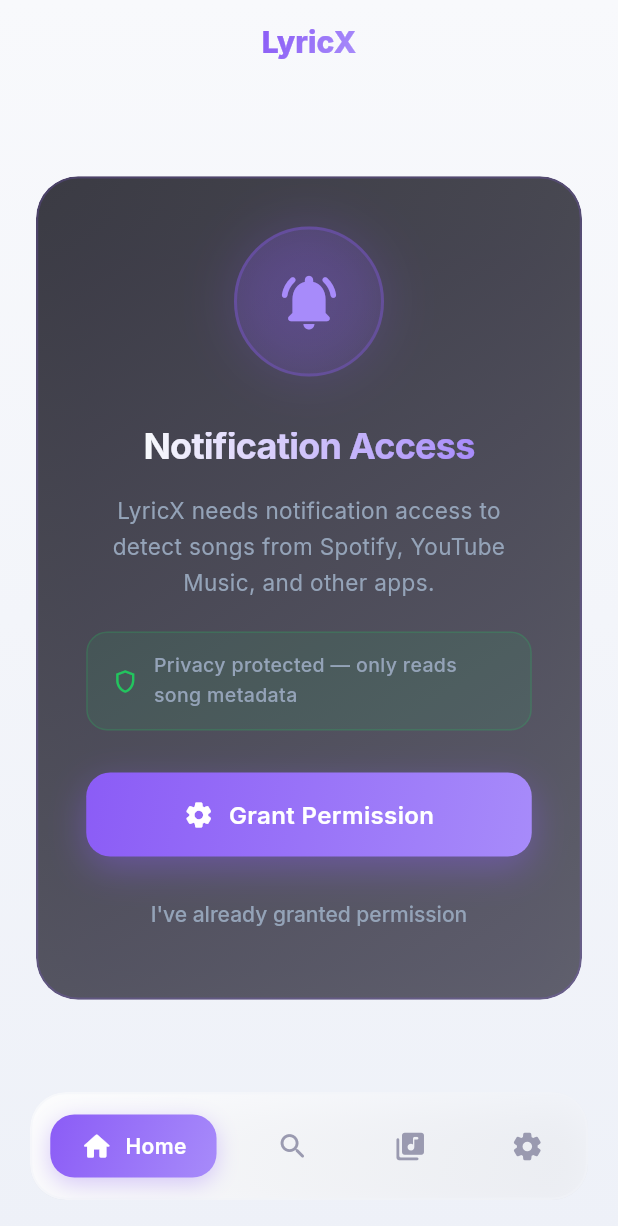
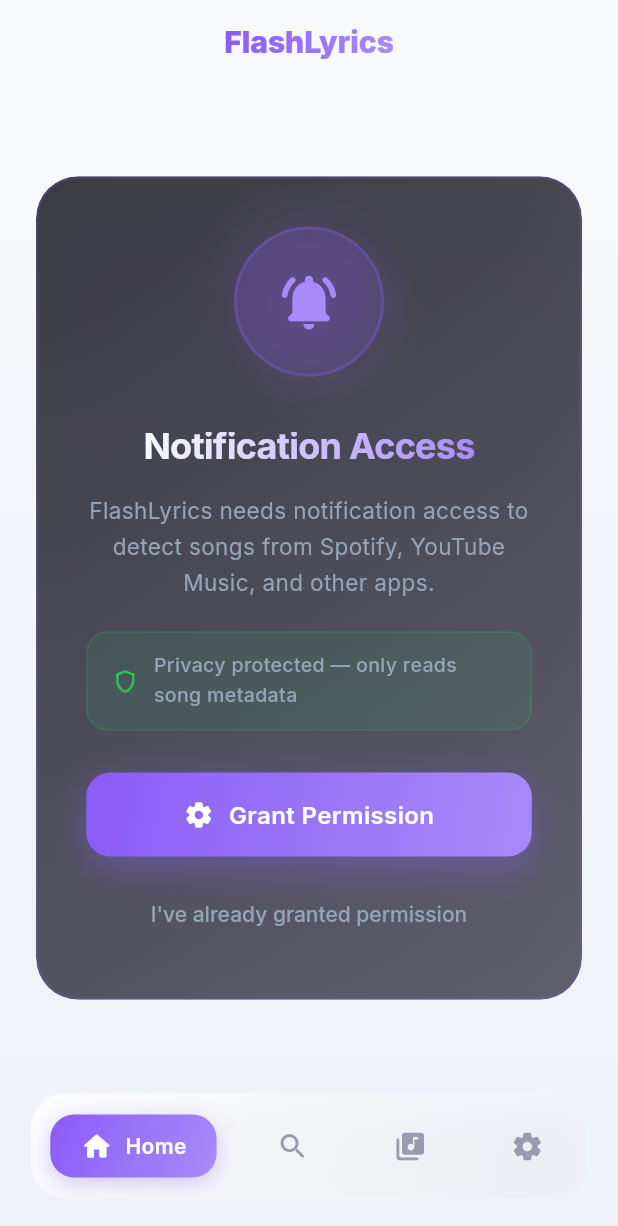
Before and after one commit to Avaneesh-Inamdar/FlashLyrics, a Flutter app: the screen it shows after launch, on a phone screen of 412 x 824 dp. Shown: the top 1226 px of the screen. Run offline on Flutter 3.47's test engine with Material 3 defaults, Android fonts, the phone set to English and light mode, and no system bars; drawn by our look-alikes of flutter_animate; our stand-ins replace dio, equatable, flutter_riverpod, google_fonts, shared_preferences.

Commit message:
v1.0.1: Rename to FlashLyrics, fix synced lyrics scrolling, fix media detection on restart

```diff
--- a/lib/core/constants/app_constants.dart
+++ b/lib/core/constants/app_constants.dart
@@ -39,7 +39,7 @@ class ApiConstants {
 class AppConstants {
   AppConstants._();
 
-  static const String appName = 'LyricX';
+  static const String appName = 'FlashLyrics';
   static const String appVersion = '1.0.0';
 
   /// Cache keys
--- a/lib/main.dart
+++ b/lib/main.dart
@@ -28,14 +28,14 @@ void main() async {
       overrides: [
         sharedPreferencesProvider.overrideWithValue(sharedPreferences),
       ],
-      child: const LyricXApp(),
+      child: const FlashLyricsApp(),
     ),
   );
 }
 
 /// Main app widget
-class LyricXApp extends ConsumerWidget {
-  const LyricXApp({super.key});
+class FlashLyricsApp extends ConsumerWidget {
+  const FlashLyricsApp({super.key});
 
   ThemeMode _getThemeMode(ThemeModeOption option) {
     switch (option) {
@@ -74,7 +74,7 @@ class LyricXApp extends ConsumerWidget {
     );
 
     return MaterialApp(
-      title: 'LyricX',
+      title: 'FlashLyrics',
       debugShowCheckedModeBanner: false,
       theme: AppTheme.lightTheme,
       darkTheme: AppTheme.darkTheme,
--- a/lib/presentation/screens/home_screen.dart
+++ b/lib/presentation/screens/home_screen.dart
@@ -56,7 +56,7 @@ class _HomeScreenState extends ConsumerState<HomeScreen> {
             shaderCallback: (bounds) =>
                 AppTheme.primaryGradient.createShader(bounds),
             child: const Text(
-              'LyricX',
+              'FlashLyrics',
               style: TextStyle(
                 fontWeight: FontWeight.w800,
                 color: Colors.white,
--- a/lib/presentation/widgets/lyrics_display.dart
+++ b/lib/presentation/widgets/lyrics_display.dart
@@ -317,7 +317,7 @@ class _LyricsDisplayState extends State<LyricsDisplay> {
   }
 
   void _copyToClipboard(BuildContext context) {
-    final text = '${widget.lyrics.plainLyrics}\n\n— Sent via LyricX';
+    final text = '${widget.lyrics.plainLyrics}\n\n— Sent via FlashLyrics';
     Clipboard.setData(ClipboardData(text: text));
     ScaffoldMessenger.of(context).showSnackBar(
       SnackBar(
--- a/lib/presentation/widgets/permission_card.dart
+++ b/lib/presentation/widgets/permission_card.dart
@@ -69,7 +69,7 @@ class PermissionCard extends StatelessWidget {
               const SizedBox(height: 14),
               // Description
               const Text(
-                'LyricX needs notification access to detect songs from Spotify, YouTube Music, and other apps.',
+                'FlashLyrics needs notification access to detect songs from Spotify, YouTube Music, and other apps.',
                 style: TextStyle(
                   fontSize: 15,
                   color: AppTheme.textSecondary,
--- a/pubspec.yaml
+++ b/pubspec.yaml
@@ -1,7 +1,7 @@
 name: lyricx
 description: "High-performance Android lyrics app with automatic music detection"
 publish_to: 'none'
-version: 1.0.0+1
+version: 1.0.1+2
 
 environment:
   sdk: ^3.11.0
```
Also changed, not shown: lib/presentation/widgets/synced_lyrics_display.dart (+68 -38 lines), 3 other files.
